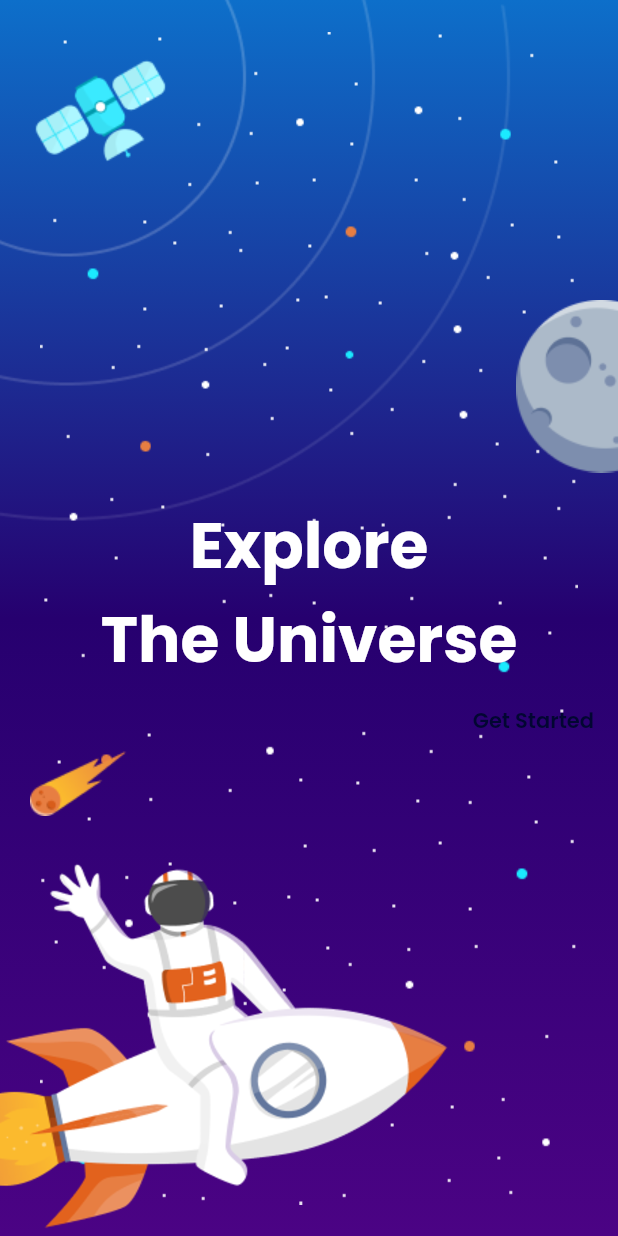
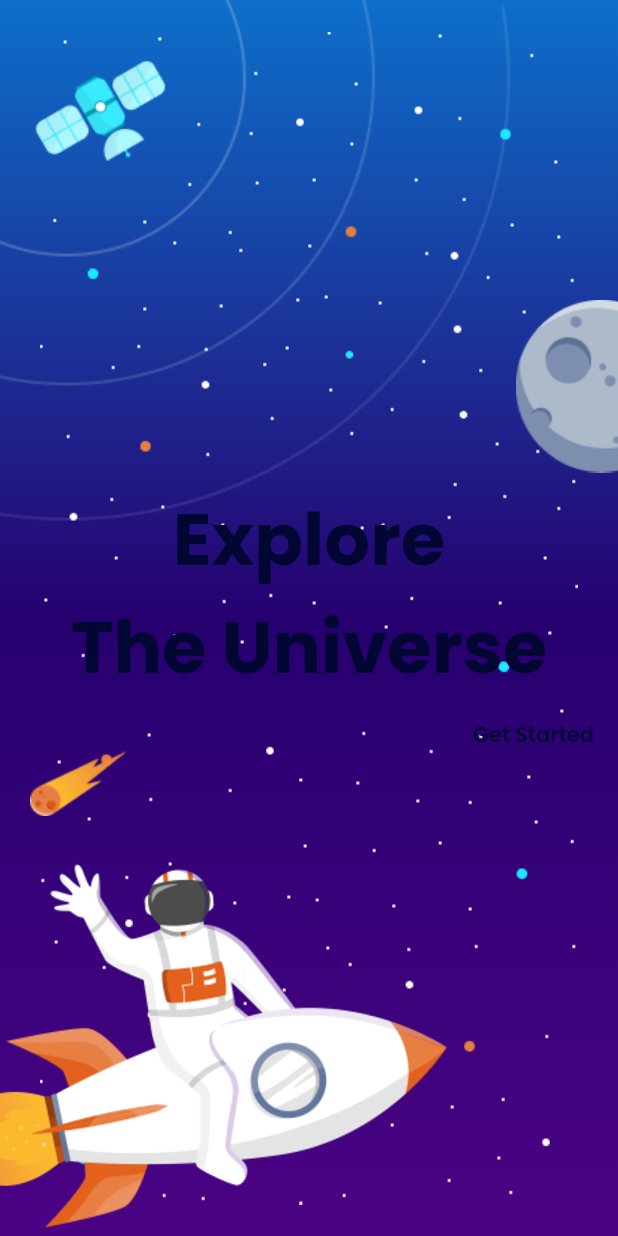
Before and after one commit to joasdev1/solar-system-exploration, a Flutter app: the screen it shows after launch, on a phone screen of 412 x 824 dp. Run offline on Flutter 3.47's test engine with Material 2 defaults, Android fonts, the phone set to English and light mode, and no system bars; our stand-ins replace device_preview, shared_preferences; missing offline and left inert: slidable_button.

Commit message:
update main

```diff
--- a/lib/main.dart
+++ b/lib/main.dart
@@ -4,15 +4,15 @@ import 'package:shared_preferences/shared_preferences.dart';
 import 'package:solar_system/pages/get_started.dart';
 import 'package:solar_system/pages/home.dart';
 import 'package:device_preview/device_preview.dart';
+import 'package:solar_system/pages/planet_details.dart';
 import './utils/routes.dart';
 
 int? isViewed;
 
 void main() async {
-  SystemChrome.setSystemUIOverlayStyle(
-      const SystemUiOverlayStyle(statusBarColor: Colors.transparent));
+  WidgetsFlutterBinding.ensureInitialized();
 
-  WidgetsFlutterBinding.ensureInitialized();
+  SystemChrome.setSystemUIOverlayStyle(const SystemUiOverlayStyle(statusBarColor: Colors.transparent));
 
   final prefs = await SharedPreferences.getInstance();
 
@@ -27,6 +27,10 @@ class MyApp extends StatelessWidget {
   // This widget is the root of your application.
   @override
   Widget build(BuildContext context) {
+    SystemChrome.setPreferredOrientations([
+      DeviceOrientation.portraitUp,
+      DeviceOrientation.portraitDown,
+    ]);
     return MaterialApp(
       title: 'Solar System',
       theme: ThemeData(
@@ -36,16 +40,38 @@ class MyApp extends StatelessWidget {
           headline1: TextStyle(
             fontFamily: 'Poppins',
             fontWeight: FontWeight.bold,
+            color: Color(0xff020632),
+            fontSize: 48,
+            decoration: TextDecoration.none,
+          ),
+          headline2: TextStyle(
+            fontFamily: 'Poppins',
+            fontWeight: FontWeight.bold,
             color: Colors.white,
             fontSize: 42,
             decoration: TextDecoration.none,
-        )),
+          ),
+          headline3: TextStyle(
+            fontFamily: 'Poppins',
+            fontWeight: FontWeight.w600,
+            color: Colors.white,
+            fontSize: 18,
+            decoration: TextDecoration.none,
+          ),
+          headline4: TextStyle(
+            fontFamily: 'Poppins',
+            fontSize: 14,
+            color: Color(0xff6C6C6C),
+            decoration: TextDecoration.none,
+          ),
+        ),
       ),
       debugShowCheckedModeBanner: false,
       initialRoute: isViewed != 1 ? Routes.getStarted : Routes.home,
       routes: {
         Routes.getStarted: (context) => const GetStarted(),
         Routes.home: (context) => const Home(),
+        Routes.planetDetails: (context) => const PlanetDetails(),
       },
     );
   }
```
Lines whose indentation alone changed are shown as unchanged.
